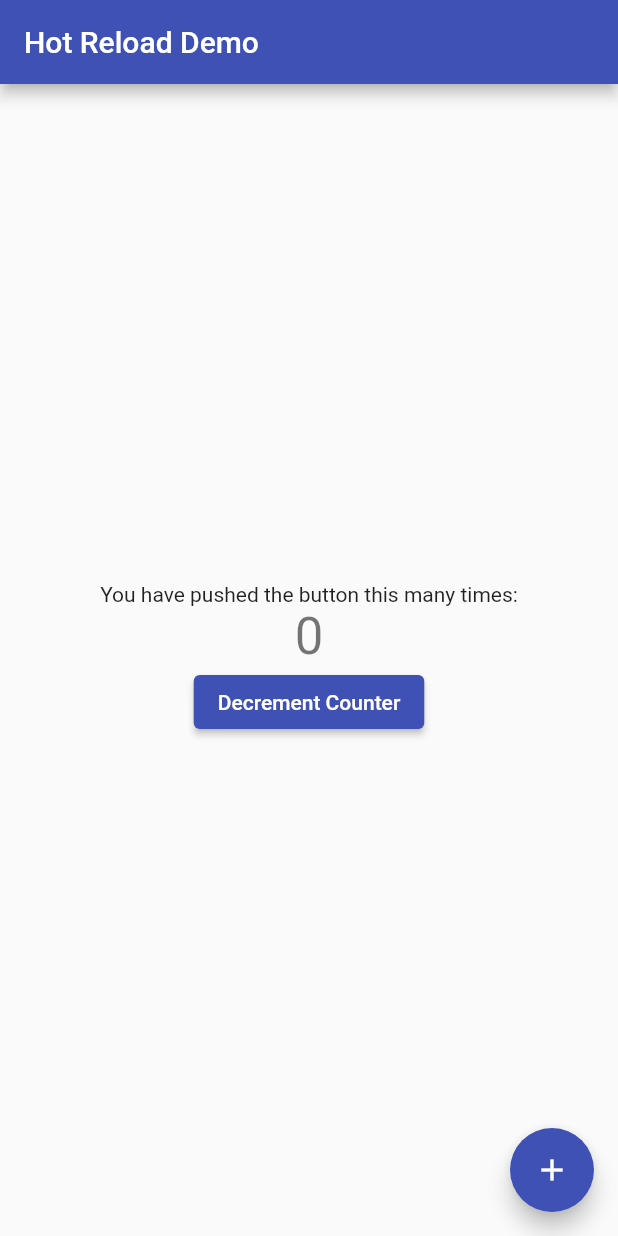
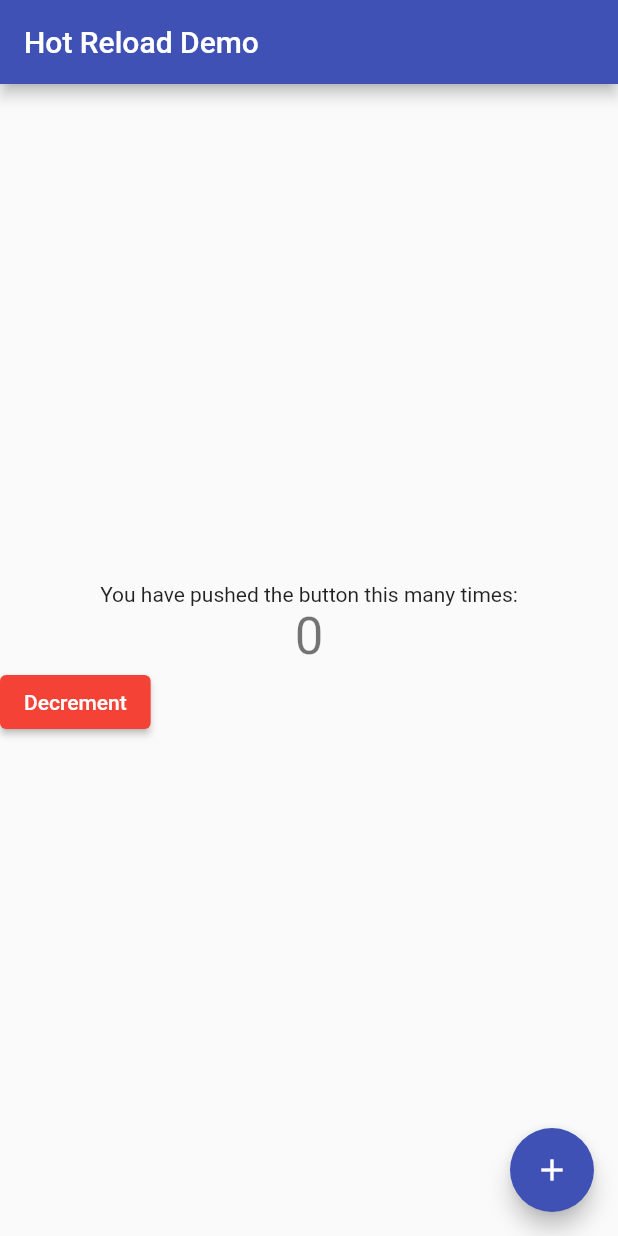
Before and after one commit to BeokBeok/FlutterInAction, a Flutter app: the screen it shows after launch, on a phone screen of 412 x 824 dp. Run offline on Flutter 3.47's test engine with Material 2 defaults, Android fonts, the phone set to English and light mode, and no system bars.

Commit message:
:test_tube: [3.6.1] Row를 추가하고 Row 안에 ElevatedButton 넣기

```diff
--- a/counter_app/lib/main.dart
+++ b/counter_app/lib/main.dart
@@ -106,9 +106,17 @@ class _MyHomePageState extends State<MyHomePage> {
               '$_counter',
               style: Theme.of(context).textTheme.headline4,
             ),
-            ElevatedButton(
-                onPressed: _decrementCounter,
-                child: Text("Decrement Counter")
+            Row(
+              children: <Widget>[
+                ElevatedButton(
+                    style: ElevatedButton.styleFrom(primary: Colors.red),
+                    onPressed: _decrementCounter,
+                    child: Text(
+                        "Decrement",
+                        style: TextStyle(color: Colors.white)
+                    )
+                )
+              ],
             )
           ],
         ),
```
